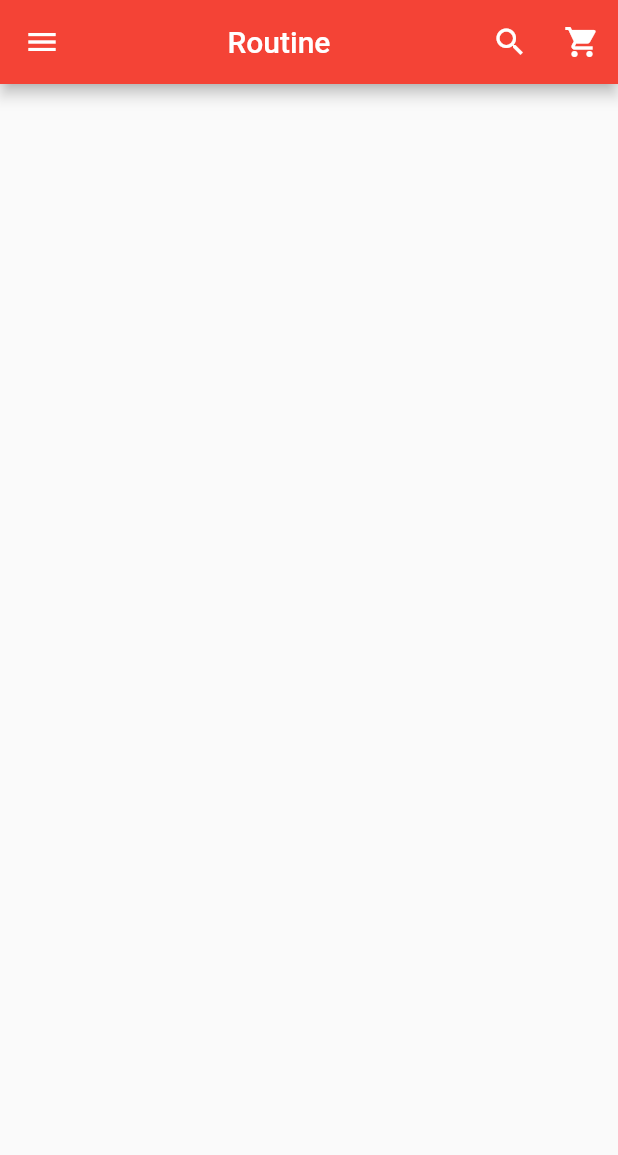
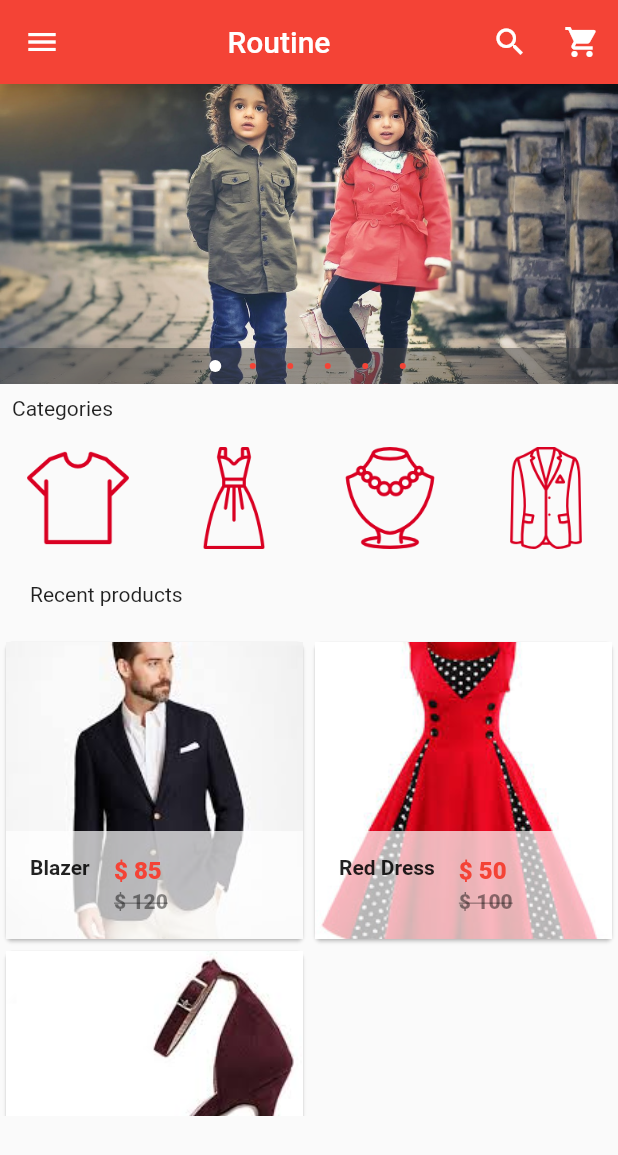
Before and after one commit to phidvss55/ecommerce_app, a Flutter app: the screen it shows after launch, on a phone screen of 412 x 824 dp. Shown: the top 1155 px of the screen. Run offline on Flutter 3.47's test engine with Material 2 defaults, Android fonts, the phone set to English and light mode, and no system bars; drawn by our look-alikes of carousel_pro.

Commit message:
Add product page

```diff
--- /dev/null
+++ b/lib/components/horizontal_listview.dart
@@ -0,0 +1,74 @@
+import 'package:flutter/material.dart';
+
+class HorizontalList extends StatelessWidget {
+  @override
+  Widget build(BuildContext context) {
+    return Container(
+      height: 80,
+      child: ListView(
+        scrollDirection: Axis.horizontal,
+        children: <Widget>[
+          Category(
+            image_Location: 'images/cats/tshirt.png',
+            image_Caption: 'shirt',
+          ),
+          Category(
+            image_Location: 'images/cats/dress.png',
+            image_Caption: 'dress'
+          ),
+          Category(
+            image_Location: 'images/cats/accessories.png',
+            image_Caption: 'accessories'
+          ),
+          Category(
+            image_Location: 'images/cats/formal.png',
+            image_Caption: 'formal'
+          ),
+          Category(
+            image_Location: 'images/cats/informal.png',
+            image_Caption: 'informal'
+          ),
+          Category(
+            image_Location: 'images/cats/jeans.png',
+            image_Caption: 'jeans'
+          ),
+          Category(
+            image_Location: 'images/cats/shoe.png',
+            image_Caption: 'jeans'
+          ),
+        ]
+      )
+    );
+  }
+}
+
+class Category extends StatelessWidget {
+  final String image_Location;
+  final String image_Caption;
+
+  Category({
+    this.image_Location,
+    this.image_Caption,
+  });
+
+  @override
+  Widget build(BuildContext context) {
+    return Padding(
+      padding: const EdgeInsets.all(2.0),
+      child: InkWell(
+        onTap: () {},
+        child: Container(
+          width: 100.0,
+          child: ListTile(
+            title: Image.asset(image_Location, width: 100.0, height: 80.0),
+            subtitle: Container(
+              color: Colors.black,
+              alignment: Alignment.topCenter,
+              child: Text(image_Caption, style: new TextStyle(fontSize: 12.0))
+            ),
+          )
+        ),
+      )
+    );
+  }
+}
--- /dev/null
+++ b/lib/components/products.dart
@@ -0,0 +1,99 @@
+import 'package:flutter/material.dart';
+
+class Products extends StatefulWidget {
+  @override
+  _ProductsState createState() => _ProductsState();
+}
+
+class _ProductsState extends State<Products> {
+  var product_list = [
+    {
+      "name": "Blazer",
+      "picture": "images/products/blazer1.jpeg",
+      "old_price": 120,
+      "price": 85,
+    },
+    {
+      "name": "Red Dress",
+      "picture": "images/products/dress1.jpeg",
+      "old_price": 100,
+      "price": 50,
+    },
+    {
+      "name": "Hill",
+      "picture": "images/products/hills1.jpeg",
+      "old_price": 150,
+      "price": 50,
+    },
+  ];
+
+  @override
+  Widget build(BuildContext context) {
+    return GridView.builder(
+      itemCount: product_list.length,
+      gridDelegate: new SliverGridDelegateWithFixedCrossAxisCount(
+        crossAxisCount: 2
+      ),
+      itemBuilder: (BuildContext context, int index) {
+        return Single_Product(
+          prod_name: product_list[index]['name'],
+          prod_picture: product_list[index]['picture'],
+          prod_old_price: product_list[index]['old_price'],
+          prod_price: product_list[index]['price'],
+        );
+      }
+    );
+  }
+}
+
+class Single_Product extends StatelessWidget {
+  final prod_name;
+  final prod_picture;
+  final prod_old_price;
+  final prod_price;
+
+  Single_Product({
+    this.prod_name,
+    this.prod_picture,
+    this.prod_old_price,
+    this.prod_price,
+  });
+
+  @override
+  Widget build(BuildContext context) {
+    return Card(
+      child: Hero(
+        tag: prod_name,
+        child: Material(
+          child: InkWell(
+            onTap: () {},
+            child: GridTile(
+              footer: Container(
+                color: Colors.white70,
+                child: ListTile(
+                  leading: Text(prod_name, style: TextStyle(fontWeight: FontWeight.bold)),
+                  title: Text(
+                    '\$ $prod_price',
+                    style: TextStyle(color: Colors.red, fontWeight: FontWeight.w800)
+                  ),
+                  subtitle: Text(
+                    '\$ $prod_old_price',
+                    style: TextStyle(
+                      color: Colors.black45,
+                      fontWeight: FontWeight.w800,
+                      decoration: TextDecoration.lineThrough
+                    )
+                  ),
+                ),
+              ),
+              child: Image.asset(
+                prod_picture,
+                fit: BoxFit.cover
+              ),
+            )
+          ),
+        )
+      )
+    );
+  }
+}
--- a/lib/main.dart
+++ b/lib/main.dart
@@ -1,5 +1,9 @@
 import 'package:flutter/material.dart';
 import 'package:carousel_pro/carousel_pro.dart';
+
+// Import files
+import 'package:ecommerce_app/components/horizontal_listview.dart';
+import 'package:ecommerce_app/components/products.dart';
 
 void main() {
   runApp(
@@ -18,8 +22,27 @@ class HomePage extends StatefulWidget {
 class _HomePageState extends State<HomePage> {
   @override
   Widget build(BuildContext context) {
+    Widget image_carousel = new Container(
+      height: 200,
+      child: new Carousel(
+        boxFit: BoxFit.cover,
+        images: [
+          AssetImage('images/c1.jpg'),
+          AssetImage('images/m1.jpeg'),
+          AssetImage('images/m2.jpg'),
+          AssetImage('images/w1.jpeg'),
+          AssetImage('images/w3.jpeg'),
+          AssetImage('images/w4.jpeg'),
+        ],
+        autoplay: true,
+        // animationCurve: Curves.fastOutSlowIn,
+        // animationDuration: Duration(milliseconds: 1000),
+        dotSize: 4.0,
+        indicatorBgPadding: 8.0,
+        dotColor: Colors.red,
+      )
+    );
     // Add carousel
-
     return Scaffold(
       appBar: new AppBar(
         backgroundColor: Colors.red,
@@ -106,6 +129,31 @@ class _HomePageState extends State<HomePage> {
           ],
         )
       ),
+
+      body: new ListView(
+        children: <Widget>[
+          image_carousel,
+          // Padding widget
+          new Padding(
+            padding: const EdgeInsets.all(8.0),
+            child: new Text('Categories')
+          ),
+          // Horizontal list view begins here
+          HorizontalList(),
+
+          // padding widget
+          new Padding(
+            padding: const EdgeInsets.all(20.0),
+            child: new Text('Recent products')
+          ),
+
+          Container(
+            height: 320,
+            child: Products(),
+          )
+
+        ]
+      ),
     );
   }
 }
```
Also changed, not shown: pubspec.yaml (+18 -0 lines), 1 other file.
